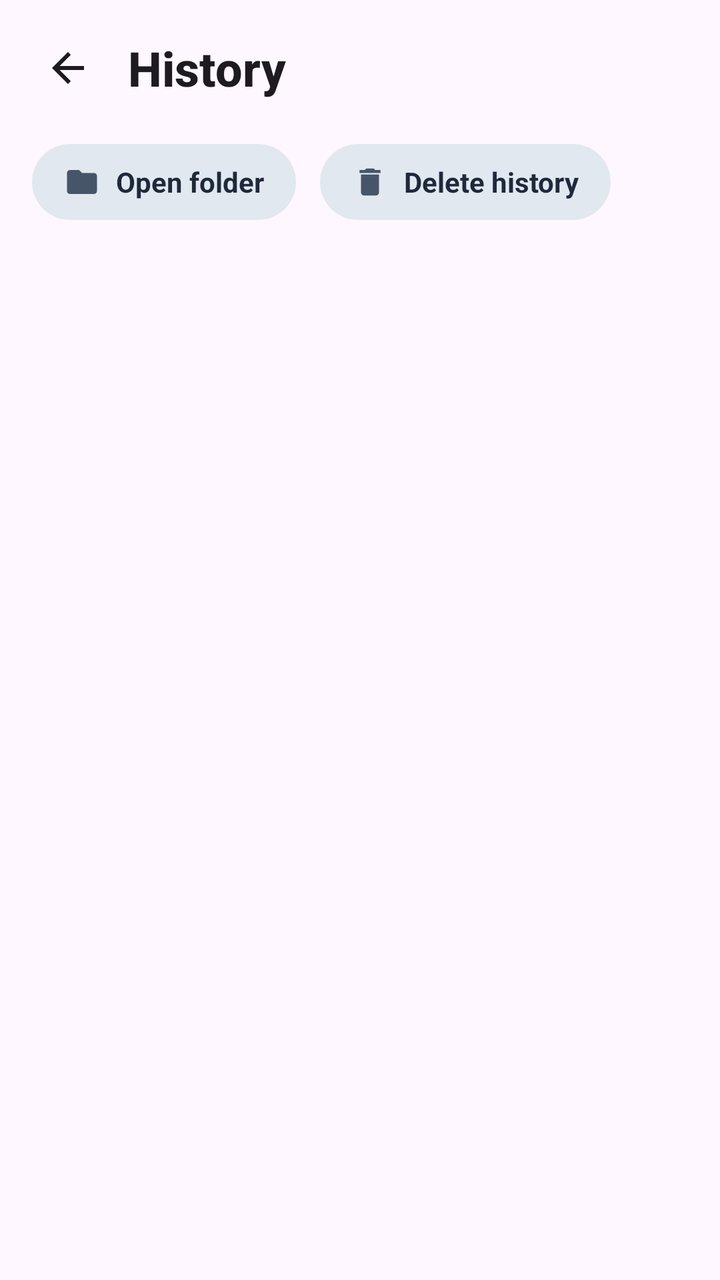
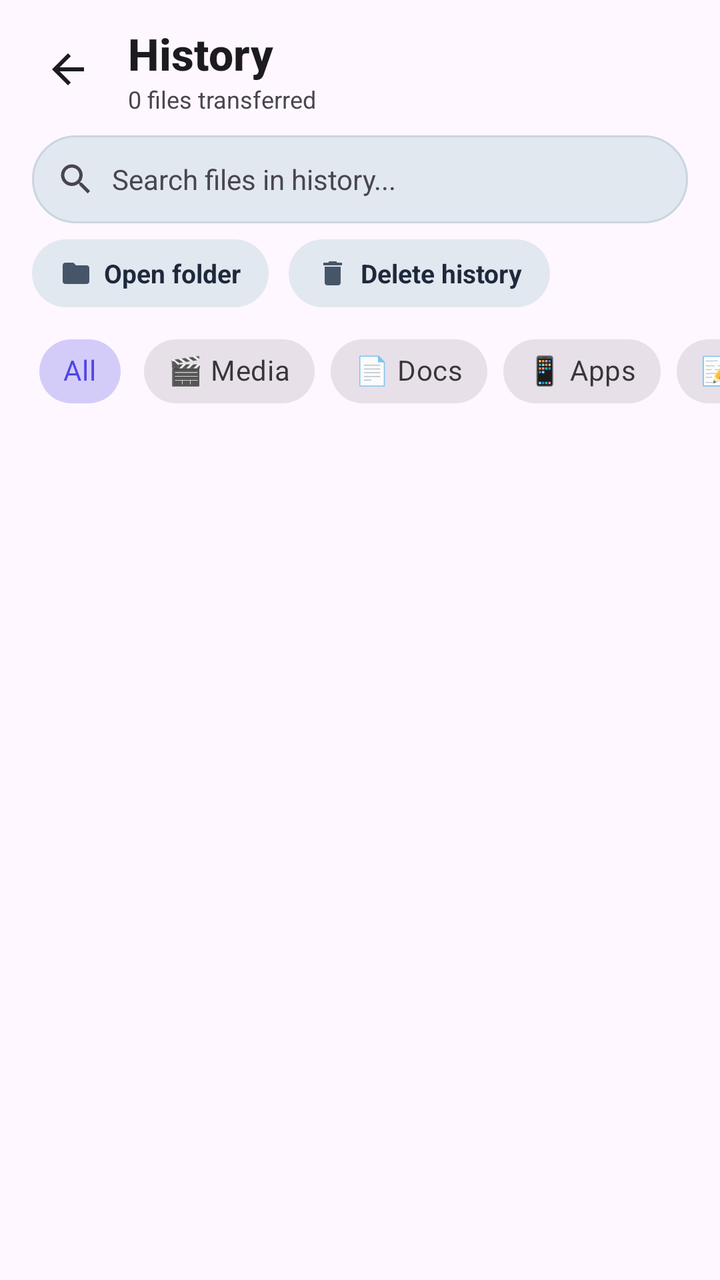

Compare the two renders of this Android layout. The source of the first and the diff that turns it into the second are given below.
<!-- AndroidManifest.xml: activity theme Theme.Anyshare -->
<!-- res/layout/activity_history.xml -->
<?xml version="1.0" encoding="utf-8"?>
<androidx.constraintlayout.widget.ConstraintLayout xmlns:android="http://schemas.android.com/apk/res/android"
    xmlns:app="http://schemas.android.com/apk/res-auto"
    xmlns:tools="http://schemas.android.com/tools"
    android:id="@+id/historyRoot"
    android:layout_width="match_parent"
    android:layout_height="match_parent"
    android:background="?android:colorBackground">

    
    <LinearLayout
        android:id="@+id/layoutTopBar"
        android:layout_width="match_parent"
        android:layout_height="wrap_content"
        android:gravity="center_vertical"
        android:orientation="horizontal"
        android:paddingStart="12dp"
        android:paddingTop="12dp"
        android:paddingEnd="16dp"
        android:paddingBottom="8dp"
        app:layout_constraintTop_toTopOf="parent"
        app:layout_constraintStart_toStartOf="parent"
        app:layout_constraintEnd_toEndOf="parent">

        <ImageButton
            android:id="@+id/btnBack"
            android:layout_width="44dp"
            android:layout_height="44dp"
            android:background="?attr/selectableItemBackgroundBorderless"
            android:contentDescription="Back"
            android:src="@drawable/ic_arrow_back"
            app:tint="?android:textColorPrimary" />

        <TextView
            android:id="@+id/tvHistoryTitle"
            android:layout_width="wrap_content"
            android:layout_height="wrap_content"
            android:layout_marginStart="8dp"
            android:text="History"
            android:textColor="?android:textColorPrimary"
            android:textSize="24sp"
            android:textStyle="bold"
            android:fontFamily="sans-serif-medium" />
    </LinearLayout>

    
    <LinearLayout
        android:id="@+id/layoutActionRow"
        android:layout_width="match_parent"
        android:layout_height="wrap_content"
        android:orientation="horizontal"
        android:paddingStart="16dp"
        android:paddingEnd="16dp"
        android:paddingTop="8dp"
        android:paddingBottom="12dp"
        app:layout_constraintTop_toBottomOf="@id/layoutTopBar"
        app:layout_constraintStart_toStartOf="parent"
        app:layout_constraintEnd_toEndOf="parent">

        
        <LinearLayout
            android:id="@+id/btnOpenFolder"
            android:layout_width="wrap_content"
            android:layout_height="38dp"
            android:orientation="horizontal"
            android:gravity="center_vertical"
            android:paddingHorizontal="16dp"
            android:background="@drawable/bg_history_action_pill"
            android:clickable="true"
            android:focusable="true">

            <ImageView
                android:layout_width="18dp"
                android:layout_height="18dp"
                android:src="@drawable/ic_folder"
                app:tint="@color/color_history_action_icon"
                android:contentDescription="Folder icon" />

            <TextView
                android:layout_width="wrap_content"
                android:layout_height="wrap_content"
                android:layout_marginStart="8dp"
                android:text="Open folder"
                android:textSize="14sp"
                android:textStyle="bold"
                android:textColor="@color/color_history_action_text" />
        </LinearLayout>

        
        <LinearLayout
            android:id="@+id/btnDeleteHistory"
            android:layout_width="wrap_content"
            android:layout_height="38dp"
            android:layout_marginStart="12dp"
            android:orientation="horizontal"
            android:gravity="center_vertical"
            android:paddingHorizontal="16dp"
            android:background="@drawable/bg_history_action_pill"
            android:clickable="true"
            android:focusable="true">

            <ImageView
                android:layout_width="18dp"
                android:layout_height="18dp"
                android:src="@drawable/ic_delete"
                app:tint="@color/color_history_action_icon"
                android:contentDescription="Delete icon" />

            <TextView
                android:layout_width="wrap_content"
                android:layout_height="wrap_content"
                android:layout_marginStart="8dp"
                android:text="Delete history"
                android:textSize="14sp"
                android:textStyle="bold"
                android:textColor="@color/color_history_action_text" />
        </LinearLayout>
    </LinearLayout>

    
    <TextView
        android:id="@+id/tvEmptyHistory"
        android:layout_width="wrap_content"
        android:layout_height="wrap_content"
        android:text="The history is empty."
        android:textSize="26sp"
        android:textStyle="bold"
        android:textColor="?android:textColorPrimary"
        android:visibility="gone"
        tools:visibility="visible"
        app:layout_constraintTop_toBottomOf="@id/layoutActionRow"
        app:layout_constraintBottom_toBottomOf="parent"
        app:layout_constraintStart_toStartOf="parent"
        app:layout_constraintEnd_toEndOf="parent" />

    
    <androidx.recyclerview.widget.RecyclerView
        android:id="@+id/recyclerHistory"
        android:layout_width="match_parent"
        android:layout_height="0dp"
        android:clipToPadding="false"
        android:paddingTop="8dp"
        android:paddingBottom="24dp"
        app:layout_constraintTop_toBottomOf="@id/layoutActionRow"
        app:layout_constraintBottom_toBottomOf="parent"
        app:layout_constraintStart_toStartOf="parent"
        app:layout_constraintEnd_toEndOf="parent"
        tools:listitem="@layout/item_history" />

</androidx.constraintlayout.widget.ConstraintLayout>
<!-- res/layout/item_history.xml (included above) -->
<?xml version="1.0" encoding="utf-8"?>
<com.google.android.material.card.MaterialCardView xmlns:android="http://schemas.android.com/apk/res/android"
    xmlns:app="http://schemas.android.com/apk/res-auto"
    xmlns:tools="http://schemas.android.com/tools"
    android:layout_width="match_parent"
    android:layout_height="wrap_content"
    android:layout_marginStart="16dp"
    android:layout_marginTop="8dp"
    android:layout_marginEnd="16dp"
    android:layout_marginBottom="4dp"
    app:cardCornerRadius="14dp"
    app:cardElevation="1dp"
    app:strokeWidth="1dp"
    app:strokeColor="#E2E8F0">

    <LinearLayout
        android:layout_width="match_parent"
        android:layout_height="wrap_content"
        android:gravity="center_vertical"
        android:orientation="horizontal"
        android:padding="14dp">

        
        <TextView
            android:id="@+id/tvItemIcon"
            android:layout_width="44dp"
            android:layout_height="44dp"
            android:background="#F1F5F9"
            android:gravity="center"
            android:text="📄"
            android:textSize="22sp" />

        
        <LinearLayout
            android:layout_width="0dp"
            android:layout_height="wrap_content"
            android:layout_marginStart="12dp"
            android:layout_weight="1"
            android:orientation="vertical">

            <TextView
                android:id="@+id/tvItemFileName"
                android:layout_width="match_parent"
                android:layout_height="wrap_content"
                android:ellipsize="middle"
                android:singleLine="true"
                android:text="Sample_Movie_2026.mp4"
                android:textColor="?android:textColorPrimary"
                android:textSize="15sp"
                android:textStyle="bold" />

            <LinearLayout
                android:layout_width="match_parent"
                android:layout_height="wrap_content"
                android:layout_marginTop="2dp"
                android:orientation="horizontal">

                <TextView
                    android:id="@+id/tvItemDirection"
                    android:layout_width="wrap_content"
                    android:layout_height="wrap_content"
                    android:text="Sent • "
                    android:textColor="@color/accent_send"
                    android:textSize="12sp"
                    android:textStyle="bold" />

                <TextView
                    android:id="@+id/tvItemDetails"
                    android:layout_width="wrap_content"
                    android:layout_height="wrap_content"
                    android:text="450 MB • Today 04:30 PM"
                    android:textColor="?android:textColorSecondary"
                    android:textSize="12sp" />
            </LinearLayout>
        </LinearLayout>

        
        <TextView
            android:id="@+id/tvItemStatus"
            android:layout_width="wrap_content"
            android:layout_height="wrap_content"
            android:background="@drawable/bg_scanner_reticle"
            android:paddingStart="8dp"
            android:paddingTop="3dp"
            android:paddingEnd="8dp"
            android:paddingBottom="3dp"
            android:text="Done"
            android:textColor="@color/accent_receive"
            android:textSize="11sp"
            android:textStyle="bold" />

    </LinearLayout>

</com.google.android.material.card.MaterialCardView>
<!-- resources referenced by this layout -->
<resources>
  <color name="accent_receive">#10B981</color>
  <color name="accent_send">#6366F1</color>
  <color name="color_history_action_icon">#475569</color>
  <color name="color_history_action_text">#1E293B</color>
  <!-- drawable bg_history_action_pill (drawable) -->
  <?xml version="1.0" encoding="utf-8"?>
  <ripple xmlns:android="http://schemas.android.com/apk/res/android"
      android:color="?attr/colorControlHighlight">
      <item>
          <shape android:shape="rectangle">
              <solid android:color="@color/color_history_action_bg" />
              <corners android:radius="20dp" />
          </shape>
      </item>
  </ripple>
  <!-- drawable bg_scanner_reticle (drawable) -->
  <?xml version="1.0" encoding="utf-8"?>
  <shape xmlns:android="http://schemas.android.com/apk/res/android"
      android:shape="rectangle">
      <corners android:radius="24dp" />
      <stroke
          android:width="3dp"
          android:color="#4F46E5" />
      <solid android:color="#1A4F46E5" />
  </shape>
  <!-- drawable ic_arrow_back (drawable) -->
  <vector xmlns:android="http://schemas.android.com/apk/res/android"
      android:width="24dp"
      android:height="24dp"
      android:viewportWidth="24"
      android:viewportHeight="24">
      <path
          android:fillColor="#FFFFFFFF"
          android:pathData="M20,11H7.83l5.59,-5.59L12,4l-8,8 8,8 1.41,-1.41L7.83,13H20v-2z" />
  </vector>
  <!-- drawable ic_delete (drawable) -->
  <vector xmlns:android="http://schemas.android.com/apk/res/android"
      android:width="20dp"
      android:height="20dp"
      android:viewportWidth="24"
      android:viewportHeight="24">
      
      <path
          android:fillColor="#FFFFFFFF"
          android:pathData="M6,19c0,1.1 0.9,2 2,2h8c1.1,0 2,-0.9 2,-2V7H6v12zM19,4h-3.5l-1,-1h-5l-1,1H5v2h14V4z" />
  </vector>
  <style name="Theme.Anyshare" parent="Base.Theme.Anyshare" />
  <color name="color_history_action_bg">#E2E8F0</color>
  <color name="primary">#4F46E5</color>
  <color name="on_primary">#FFFFFF</color>
  <color name="secondary">#06B6D4</color>
  <color name="on_secondary">#FFFFFF</color>
  <style name="AnyshareWindowAnimation" parent="@android:style/Animation.Activity">
          <item name="android:activityOpenEnterAnimation">@anim/fade_in_tab</item>
          <item name="android:activityOpenExitAnimation">@anim/fade_out_tab</item>
          <item name="android:activityCloseEnterAnimation">@anim/fade_in_tab</item>
          <item name="android:activityCloseExitAnimation">@anim/fade_out_tab</item>
      </style>
  <!-- unchanged entries left out for length: 2 -->
</resources>

<!-- the commit's change to res/layout/activity_history.xml (unified diff, before → after) -->
@@ -17,7 +17,7 @@
         android:paddingStart="12dp"
         android:paddingTop="12dp"
         android:paddingEnd="16dp"
-        android:paddingBottom="8dp"
+        android:paddingBottom="4dp"
         app:layout_constraintTop_toTopOf="parent"
         app:layout_constraintStart_toStartOf="parent"
         app:layout_constraintEnd_toEndOf="parent">
@@ -31,16 +31,83 @@
             android:src="@drawable/ic_arrow_back"
             app:tint="?android:textColorPrimary" />
 
-        <TextView
-            android:id="@+id/tvHistoryTitle"
-            android:layout_width="wrap_content"
+        <LinearLayout
+            android:layout_width="0dp"
             android:layout_height="wrap_content"
             android:layout_marginStart="8dp"
-            android:text="History"
+            android:layout_weight="1"
+            android:orientation="vertical">
+
+            <TextView
+                android:id="@+id/tvHistoryTitle"
+                android:layout_width="wrap_content"
+                android:layout_height="wrap_content"
+                android:text="History"
+                android:textColor="?android:textColorPrimary"
+                android:textSize="22sp"
+                android:textStyle="bold"
+                android:fontFamily="sans-serif-medium" />
+
+            <TextView
+                android:id="@+id/tvHistorySummary"
+                android:layout_width="wrap_content"
+                android:layout_height="wrap_content"
+                android:text="0 files transferred"
+                android:textColor="?android:textColorSecondary"
+                android:textSize="12sp" />
+        </LinearLayout>
+    </LinearLayout>
+
+    
+    <LinearLayout
+        android:id="@+id/layoutSearch"
+        android:layout_width="match_parent"
+        android:layout_height="44dp"
+        android:layout_marginStart="16dp"
+        android:layout_marginTop="6dp"
+        android:layout_marginEnd="16dp"
+        android:background="@drawable/bg_search_input"
+        android:gravity="center_vertical"
+        android:orientation="horizontal"
+        android:paddingStart="12dp"
+        android:paddingEnd="12dp"
+        app:layout_constraintTop_toBottomOf="@id/layoutTopBar"
+        app:layout_constraintStart_toStartOf="parent"
+        app:layout_constraintEnd_toEndOf="parent">
+
+        <ImageView
+            android:layout_width="20dp"
+            android:layout_height="20dp"
+            android:contentDescription="Search icon"
+            android:src="@drawable/ic_search"
+            app:tint="?android:textColorSecondary" />
+
+        <EditText
+            android:id="@+id/etHistorySearch"
+            android:layout_width="0dp"
+            android:layout_height="match_parent"
+            android:layout_marginStart="8dp"
+            android:layout_weight="1"
+            android:background="@null"
+            android:hint="Search files in history..."
+            android:imeOptions="actionSearch"
+            android:importantForAutofill="no"
+            android:inputType="text"
+            android:maxLines="1"
             android:textColor="?android:textColorPrimary"
-            android:textSize="24sp"
-            android:textStyle="bold"
-            android:fontFamily="sans-serif-medium" />
+            android:textColorHint="?android:textColorSecondary"
+            android:textSize="14sp" />
+
+        <ImageButton
+            android:id="@+id/btnClearSearch"
+            android:layout_width="32dp"
+            android:layout_height="32dp"
+            android:background="?attr/selectableItemBackgroundBorderless"
+            android:contentDescription="Clear search"
+            android:src="@drawable/ic_close"
+            android:visibility="gone"
+            app:tint="?android:textColorSecondary"
+            tools:visibility="visible" />
     </LinearLayout>
 
     
@@ -52,8 +119,8 @@
         android:paddingStart="16dp"
         android:paddingEnd="16dp"
         android:paddingTop="8dp"
-        android:paddingBottom="12dp"
-        app:layout_constraintTop_toBottomOf="@id/layoutTopBar"
+        android:paddingBottom="6dp"
+        app:layout_constraintTop_toBottomOf="@id/layoutSearch"
         app:layout_constraintStart_toStartOf="parent"
         app:layout_constraintEnd_toEndOf="parent">
 
@@ -61,17 +128,17 @@
         <LinearLayout
             android:id="@+id/btnOpenFolder"
             android:layout_width="wrap_content"
-            android:layout_height="38dp"
+            android:layout_height="34dp"
             android:orientation="horizontal"
             android:gravity="center_vertical"
-            android:paddingHorizontal="16dp"
+            android:paddingHorizontal="14dp"
             android:background="@drawable/bg_history_action_pill"
             android:clickable="true"
             android:focusable="true">
 
             <ImageView
-                android:layout_width="18dp"
-                android:layout_height="18dp"
+                android:layout_width="16dp"
+                android:layout_height="16dp"
                 android:src="@drawable/ic_folder"
                 app:tint="@color/color_history_action_icon"
                 android:contentDescription="Folder icon" />
@@ -79,9 +146,9 @@
             <TextView
                 android:layout_width="wrap_content"
                 android:layout_height="wrap_content"
-                android:layout_marginStart="8dp"
+                android:layout_marginStart="6dp"
                 android:text="Open folder"
-                android:textSize="14sp"
+                android:textSize="13sp"
                 android:textStyle="bold"
                 android:textColor="@color/color_history_action_text" />
         </LinearLayout>
@@ -90,18 +157,18 @@
         <LinearLayout
             android:id="@+id/btnDeleteHistory"
             android:layout_width="wrap_content"
-            android:layout_height="38dp"
-            android:layout_marginStart="12dp"
+            android:layout_height="34dp"
+            android:layout_marginStart="10dp"
             android:orientation="horizontal"
             android:gravity="center_vertical"
-            android:paddingHorizontal="16dp"
+            android:paddingHorizontal="14dp"
             android:background="@drawable/bg_history_action_pill"
             android:clickable="true"
             android:focusable="true">
 
             <ImageView
-                android:layout_width="18dp"
-                android:layout_height="18dp"
+                android:layout_width="16dp"
+                android:layout_height="16dp"
                 android:src="@drawable/ic_delete"
                 app:tint="@color/color_history_action_icon"
                 android:contentDescription="Delete icon" />
@@ -109,29 +176,115 @@
             <TextView
                 android:layout_width="wrap_content"
                 android:layout_height="wrap_content"
-                android:layout_marginStart="8dp"
+                android:layout_marginStart="6dp"
                 android:text="Delete history"
-                android:textSize="14sp"
+                android:textSize="13sp"
                 android:textStyle="bold"
                 android:textColor="@color/color_history_action_text" />
         </LinearLayout>
     </LinearLayout>
 
     
-    <TextView
-        android:id="@+id/tvEmptyHistory"
+    <HorizontalScrollView
+        android:id="@+id/scrollCategories"
+        android:layout_width="match_parent"
+        android:layout_height="wrap_content"
+        android:scrollbars="none"
+        android:clipToPadding="false"
+        android:paddingStart="16dp"
+        android:paddingEnd="16dp"
+        android:paddingTop="2dp"
+        android:paddingBottom="6dp"
+        app:layout_constraintTop_toBottomOf="@id/layoutActionRow"
+        app:layout_constraintStart_toStartOf="parent"
+        app:layout_constraintEnd_toEndOf="parent">
+
+        <com.google.android.material.chip.ChipGroup
+            android:id="@+id/chipGroupCategories"
+            android:layout_width="wrap_content"
+            android:layout_height="wrap_content"
+            app:singleSelection="true"
+            app:selectionRequired="true">
+
+            <com.google.android.material.chip.Chip
+                android:id="@+id/chipCatAll"
+                style="@style/Widget.MaterialComponents.Chip.Choice"
+                android:layout_width="wrap_content"
+                android:layout_height="wrap_content"
+                android:checked="true"
+                android:text="All" />
+
+            <com.google.android.material.chip.Chip
+                android:id="@+id/chipCatMedia"
+                style="@style/Widget.MaterialComponents.Chip.Choice"
+                android:layout_width="wrap_content"
+                android:layout_height="wrap_content"
+                android:text="🎬 Media" />
+
+            <com.google.android.material.chip.Chip
+                android:id="@+id/chipCatDocs"
+                style="@style/Widget.MaterialComponents.Chip.Choice"
+                android:layout_width="wrap_content"
+                android:layout_height="wrap_content"
+                android:text="📄 Docs" />
+
+            <com.google.android.material.chip.Chip
+                android:id="@+id/chipCatApps"
+                style="@style/Widget.MaterialComponents.Chip.Choice"
+                android:layout_width="wrap_content"
+                android:layout_height="wrap_content"
+                android:text="📱 Apps" />
+
+            <com.google.android.material.chip.Chip
+                android:id="@+id/chipCatNotes"
+                style="@style/Widget.MaterialComponents.Chip.Choice"
+                android:layout_width="wrap_content"
+                android:layout_height="wrap_content"
+                android:text="📝 Notes" />
+        </com.google.android.material.chip.ChipGroup>
+    </HorizontalScrollView>
+
+    
+    <LinearLayout
+        android:id="@+id/layoutEmptyHistory"
         android:layout_width="wrap_content"
         android:layout_height="wrap_content"
-        android:text="The history is empty."
-        android:textSize="26sp"
-        android:textStyle="bold"
-        android:textColor="?android:textColorPrimary"
+        android:gravity="center"
+        android:orientation="vertical"
+        android:padding="24dp"
         android:visibility="gone"
         tools:visibility="visible"
-        app:layout_constraintTop_toBottomOf="@id/layoutActionRow"
+        app:layout_constraintTop_toBottomOf="@id/scrollCategories"
         app:layout_constraintBottom_toBottomOf="parent"
         app:layout_constraintStart_toStartOf="parent"
-        app:layout_constraintEnd_toEndOf="parent" />
+        app:layout_constraintEnd_toEndOf="parent">
+
+        <TextView
+            android:id="@+id/tvEmptyHistoryIcon"
+            android:layout_width="wrap_content"
+            android:layout_height="wrap_content"
+            android:text="📂"
+            android:textSize="48sp" />
+
+        <TextView
+            android:id="@+id/tvEmptyHistory"
+            android:layout_width="wrap_content"
+            android:layout_height="wrap_content"
+            android:layout_marginTop="8dp"
+            android:text="No transfers found"
+            android:textColor="?android:textColorPrimary"
+            android:textSize="20sp"
+            android:textStyle="bold" />
+
+        <TextView
+            android:id="@+id/tvEmptyHistorySubtitle"
+            android:layout_width="wrap_content"
+            android:layout_height="wrap_content"
+            android:layout_marginTop="4dp"
+            android:text="Transferred files will appear here"
+            android:textColor="?android:textColorSecondary"
+            android:textSize="14sp" />
+    </LinearLayout>
 
     
     <androidx.recyclerview.widget.RecyclerView
@@ -139,9 +292,9 @@
         android:layout_width="match_parent"
         android:layout_height="0dp"
         android:clipToPadding="false"
-        android:paddingTop="8dp"
+        android:paddingTop="4dp"
         android:paddingBottom="24dp"
-        app:layout_constraintTop_toBottomOf="@id/layoutActionRow"
+        app:layout_constraintTop_toBottomOf="@id/scrollCategories"
         app:layout_constraintBottom_toBottomOf="parent"
         app:layout_constraintStart_toStartOf="parent"
         app:layout_constraintEnd_toEndOf="parent"
@@ -240,6 +393,17 @@
             android:textSize="11sp"
             android:textStyle="bold" />
 
+        
+        <ImageButton
+            android:id="@+id/btnDeleteItem"
+            android:layout_width="36dp"
+            android:layout_height="36dp"
+            android:layout_marginStart="8dp"
+            android:background="?attr/selectableItemBackgroundBorderless"
+            android:contentDescription="Delete record"
+            android:src="@drawable/ic_delete"
+            app:tint="?android:textColorSecondary" />
+
     </LinearLayout>
 
 </com.google.android.material.card.MaterialCardView>
<!-- resource entries referenced after the edit -->
@@ -25,6 +25,16 @@
           android:color="#4F46E5" />
       <solid android:color="#1A4F46E5" />
   </shape>
+  <!-- drawable bg_search_input (drawable) -->
+  <?xml version="1.0" encoding="utf-8"?>
+  <shape xmlns:android="http://schemas.android.com/apk/res/android"
+      android:shape="rectangle">
+      <solid android:color="@color/color_history_action_bg" />
+      <corners android:radius="24dp" />
+      <stroke
+          android:width="1dp"
+          android:color="#CBD5E1" />
+  </shape>
   <!-- drawable ic_arrow_back (drawable) -->
   <vector xmlns:android="http://schemas.android.com/apk/res/android"
       android:width="24dp"
@@ -34,6 +44,16 @@
       <path
           android:fillColor="#FFFFFFFF"
           android:pathData="M20,11H7.83l5.59,-5.59L12,4l-8,8 8,8 1.41,-1.41L7.83,13H20v-2z" />
+  </vector>
+  <!-- drawable ic_close (drawable) -->
+  <vector xmlns:android="http://schemas.android.com/apk/res/android"
+      android:width="24dp"
+      android:height="24dp"
+      android:viewportWidth="24"
+      android:viewportHeight="24">
+      <path
+          android:fillColor="?android:textColorSecondary"
+          android:pathData="M19,6.41L17.59,5 12,10.59 6.41,5 5,6.41 10.59,12 5,17.59 6.41,19 12,13.41 17.59,19 19,17.59 13.41,12z" />
   </vector>
   <!-- drawable ic_delete (drawable) -->
   <vector xmlns:android="http://schemas.android.com/apk/res/android"
@@ -45,6 +65,16 @@
       <path
           android:fillColor="#FFFFFFFF"
           android:pathData="M6,19c0,1.1 0.9,2 2,2h8c1.1,0 2,-0.9 2,-2V7H6v12zM19,4h-3.5l-1,-1h-5l-1,1H5v2h14V4z" />
+  </vector>
+  <!-- drawable ic_search (drawable) -->
+  <vector xmlns:android="http://schemas.android.com/apk/res/android"
+      android:width="24dp"
+      android:height="24dp"
+      android:viewportWidth="24"
+      android:viewportHeight="24">
+      <path
+          android:fillColor="?android:textColorSecondary"
+          android:pathData="M15.5,14h-0.79l-0.28,-0.27C15.41,12.59 16,11.11 16,9.5 16,5.91 13.09,3 9.5,3S3,5.91 3,9.5 5.91,16 9.5,16c1.61,0 3.09,-0.59 4.23,-1.57l0.27,0.28v0.79l5,4.99L20.49,19l-4.99,-5zm-6,0C7.01,14 5,11.99 5,9.5S7.01,5 9.5,5 14,7.01 14,9.5 11.99,14 9.5,14z" />
   </vector>
   <style name="Theme.Anyshare" parent="Base.Theme.Anyshare" />
   <color name="color_history_action_bg">#E2E8F0</color>
